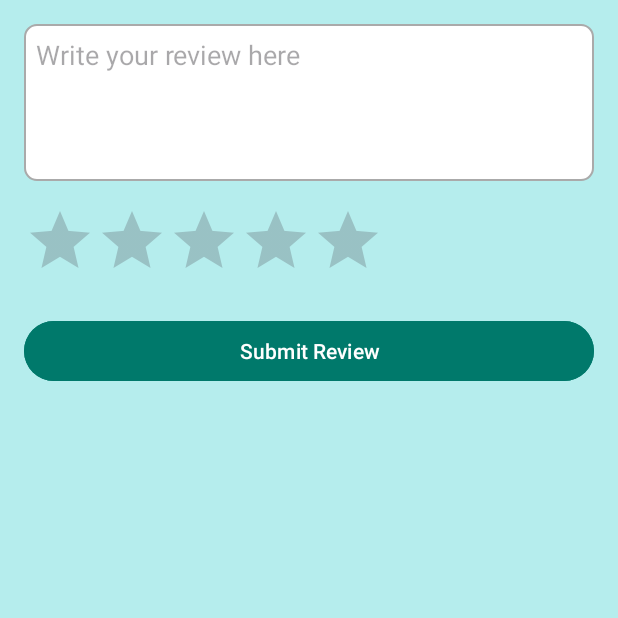
After one commit to lne2003/TravelGuideApp, an Android app: the LeaveReviewActivity screen opened directly, with no data from a screen before it, on a phone screen of 412 x 824 dp, the top half of it. The commit adds this screen. Run offline under Robolectric (Android 15) with nearby library versions, the phone set to English and light mode, and no system bars; our stand-ins replace Firebase (no records; nobody signed in at launch, a user with empty details on screens opened directly); 1 statement that could not run was skipped.

Commit message:
Changed the reviews from static to dynamically fetch from Firebase. Also added leave a review option which also saves the review from current user at the location he wants  in firebase

```diff
--- a/app/src/main/AndroidManifest.xml
+++ b/app/src/main/AndroidManifest.xml
@@ -58,7 +58,9 @@
         <activity android:name=".RatingsPage" android:exported="true" />
         <activity android:name=".WeatherActivity" android:exported="true" />
         <activity android:name=".FavoritesActivity" android:exported="true" />
-      />
+        <activity android:name=".LeaveReviewActivity" />
+
+        />
         <!-- MapsActivity to show restaurant locations on a map -->
         <activity android:name=".MapsActivity" android:exported="true" />
         <activity android:name=".NightlifeActivity"/>
--- a/app/src/main/java/com/example/travelguide/DestinationDetailsActivity.java
+++ b/app/src/main/java/com/example/travelguide/DestinationDetailsActivity.java
@@ -121,11 +121,14 @@
         peoplesFavoriteButton.setOnClickListener(v -> {
             if (NetworkUtils.isNetworkAvailable(this)) {
                 Intent intent = new Intent(DestinationDetailsActivity.this, RatingsPage.class);
+                intent.putExtra("destinationName", destinationName); // Pass the destination name
+                intent.putExtra("documentId", destinationDocumentId); // Pass the document ID
                 startActivity(intent);
             } else {
                 Toast.makeText(this, "No internet connection.", Toast.LENGTH_SHORT).show();
             }
         });
+
     }
 
     private void cacheDestinationDetails() {
--- /dev/null
+++ b/app/src/main/java/com/example/travelguide/LeaveReviewActivity.java
@@ -0,0 +1,111 @@
+package com.example.travelguide;
+
+import android.os.Bundle;
+import android.util.Log;
+import android.view.View;
+import android.widget.Button;
+import android.widget.EditText;
+import android.widget.RatingBar;
+import android.widget.Toast;
+
+import androidx.annotation.NonNull;
+import androidx.appcompat.app.AppCompatActivity;
+
+import com.google.firebase.auth.FirebaseAuth;
+import com.google.firebase.firestore.FirebaseFirestore;
+
+import java.util.HashMap;
+import java.util.Map;
+
+public class LeaveReviewActivity extends AppCompatActivity {
+
+    private static final String TAG = "LeaveReviewActivity";
+
+    private EditText reviewTextInput;
+    private RatingBar ratingBar;
+    private Button submitButton;
+
+    private FirebaseAuth mAuth;
+    private FirebaseFirestore db;
+
+    private String documentId; // Destination document ID
+    private String destinationName; // Current city name
+    private String userFirstName; // User's first name from Firebase
+
+    @Override
+    protected void onCreate(Bundle savedInstanceState) {
+        super.onCreate(savedInstanceState);
+        setContentView(R.layout.activity_leave_review);
+
+        // Initialize Firebase
+        mAuth = FirebaseAuth.getInstance();
+        db = FirebaseFirestore.getInstance();
+
+        // Get intent data
+        documentId = getIntent().getStringExtra("documentId");
+        destinationName = getIntent().getStringExtra("destinationName");
+
+        if (documentId == null || destinationName == null) {
+            Toast.makeText(this, "Error: Missing destination data.", Toast.LENGTH_SHORT).show();
+            finish();
+            return;
+        }
+
+        Log.d(TAG, "Destination: " + destinationName);
+
+        // Initialize UI components
+        reviewTextInput = findViewById(R.id.reviewTextInput);
+        ratingBar = findViewById(R.id.ratingBar);
+        submitButton = findViewById(R.id.submitReviewButton);
+
+        // Set up the Submit button listener
+        submitButton.setOnClickListener(v -> submitReview());
+    }
+
+    private void submitReview() {
+        String reviewText = reviewTextInput.getText().toString().trim();
+        float rating = ratingBar.getRating();
+
+        if (reviewText.isEmpty() || rating == 0) {
+            Toast.makeText(this, "Please provide a review and a rating.", Toast.LENGTH_SHORT).show();
+            return;
+        }
+
+        // Get the user's first name
+        db.collection("users")
+                .document(mAuth.getCurrentUser().getUid())
+                .get()
+                .addOnSuccessListener(documentSnapshot -> {
+                    userFirstName = documentSnapshot.getString("firstName");
+                    if (userFirstName == null) userFirstName = "Anonymous";
+
+                    // Save the review to Firestore
+                    saveReviewToFirestore(userFirstName, reviewText, rating);
+                })
+                .addOnFailureListener(e -> {
+                    Log.e(TAG, "Failed to fetch user details.", e);
+                    Toast.makeText(this, "Failed to fetch user details. Please try again.", Toast.LENGTH_SHORT).show();
+                });
+    }
+
+    private void saveReviewToFirestore(String firstName, String reviewText, float rating) {
+        Map<String, Object> review = new HashMap<>();
+        review.put("author", firstName);
+        review.put("review", reviewText);
+        review.put("rating", (int) rating); // Cast rating to int
+        review.put("likes", 0); // Default likes to 0
+        review.put("location", destinationName); // Use the current destination name
+
+        // Save review under the destination's "reviews" subcollection
+        db.collection("destinations").document(documentId).collection("reviews")
+                .add(review)
+                .addOnSuccessListener(documentReference -> {
+                    Toast.makeText(this, "Review submitted successfully!", Toast.LENGTH_SHORT).show();
+                    finish(); // Close activity after submission
+                })
+                .addOnFailureListener(e -> {
+                    Log.e(TAG, "Failed to submit review.", e);
+                    Toast.makeText(this, "Failed to submit review. Please try again.", Toast.LENGTH_SHORT).show();
+                });
+    }
+}
--- /dev/null
+++ b/app/src/main/res/drawable/edit_text_background.xml
@@ -0,0 +1,21 @@
+<shape xmlns:android="http://schemas.android.com/apk/res/android"
+    android:shape="rectangle">
+
+    <!-- Background color -->
+    <solid android:color="@android:color/white" />
+
+    <!-- Corner radius -->
+    <corners android:radius="8dp" />
+
+    <!-- Border color and width -->
+    <stroke
+        android:color="@android:color/darker_gray"
+        android:width="1dp" />
+
+    <!-- Padding inside the EditText -->
+    <padding
+        android:left="8dp"
+        android:top="8dp"
+        android:right="8dp"
+        android:bottom="8dp" />
+</shape>
--- /dev/null
+++ b/app/src/main/res/layout/activity_leave_review.xml
@@ -0,0 +1,38 @@
+<LinearLayout xmlns:android="http://schemas.android.com/apk/res/android"
+    android:layout_width="match_parent"
+    android:layout_height="match_parent"
+    android:orientation="vertical"
+    android:padding="16dp"
+    android:background="#B5EDED">
+
+
+    <!-- Review Input -->
+    <EditText
+        android:id="@+id/reviewTextInput"
+        android:layout_width="match_parent"
+        android:layout_height="wrap_content"
+        android:hint="Write your review here"
+        android:lines="4"
+        android:gravity="top"
+        android:background="@drawable/edit_text_background" />
+
+    <!-- Rating Bar -->
+    <RatingBar
+        android:id="@+id/ratingBar"
+        android:layout_width="wrap_content"
+        android:layout_height="wrap_content"
+        android:layout_marginTop="16dp"
+        android:numStars="5"
+        android:stepSize="1.0" />
+
+    <!-- Submit Button -->
+    <Button
+        android:id="@+id/submitReviewButton"
+        android:layout_width="match_parent"
+        android:layout_height="wrap_content"
+        android:text="Submit Review"
+        android:layout_marginTop="16dp"
+        android:backgroundTint="#00796B"
+        android:textColor="@android:color/white" />
+
+</LinearLayout>
```
Also changed, not shown: app/src/main/java/com/example/travelguide/RatingItem.java (+14 -6 lines), app/src/main/java/com/example/travelguide/RatingsAdapter.java (+22 -5 lines), app/src/main/java/com/example/travelguide/RatingsPage.java (+83 -27 lines), app/src/main/res/layout/activity_ratings.xml (+15 -2 lines), app/src/main/res/layout/item_rating.xml (+13 -2 lines).
